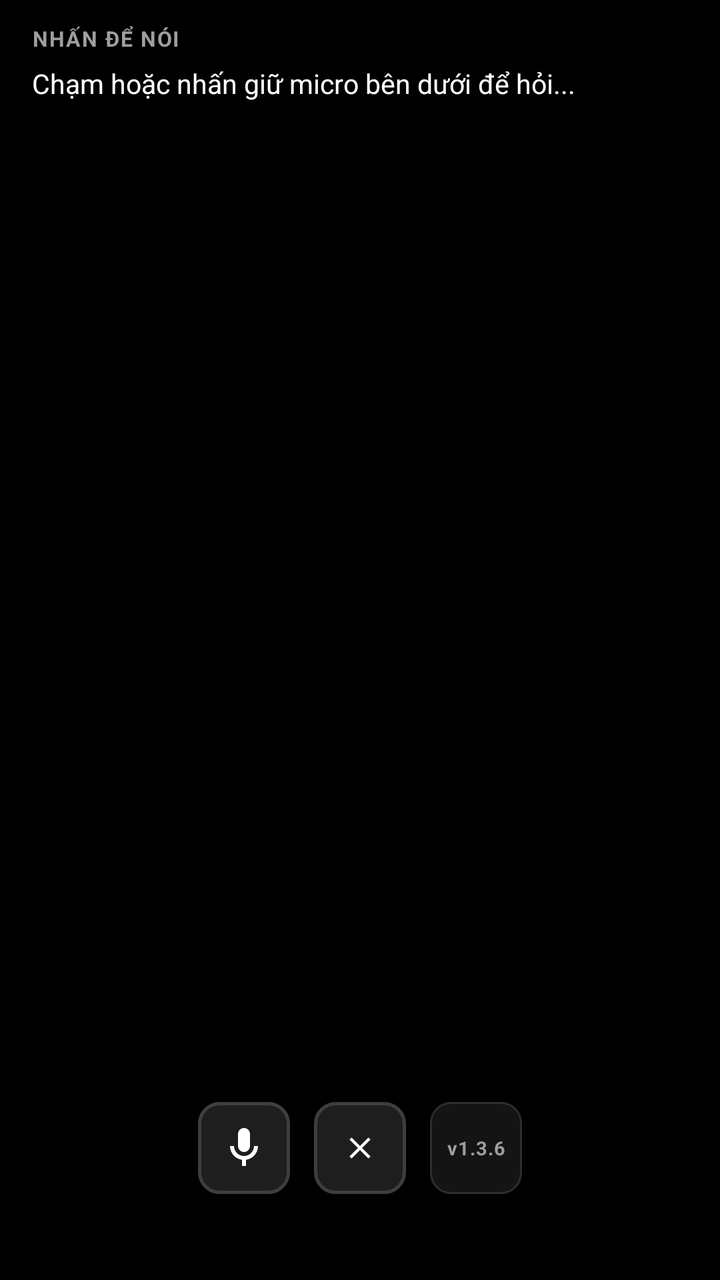
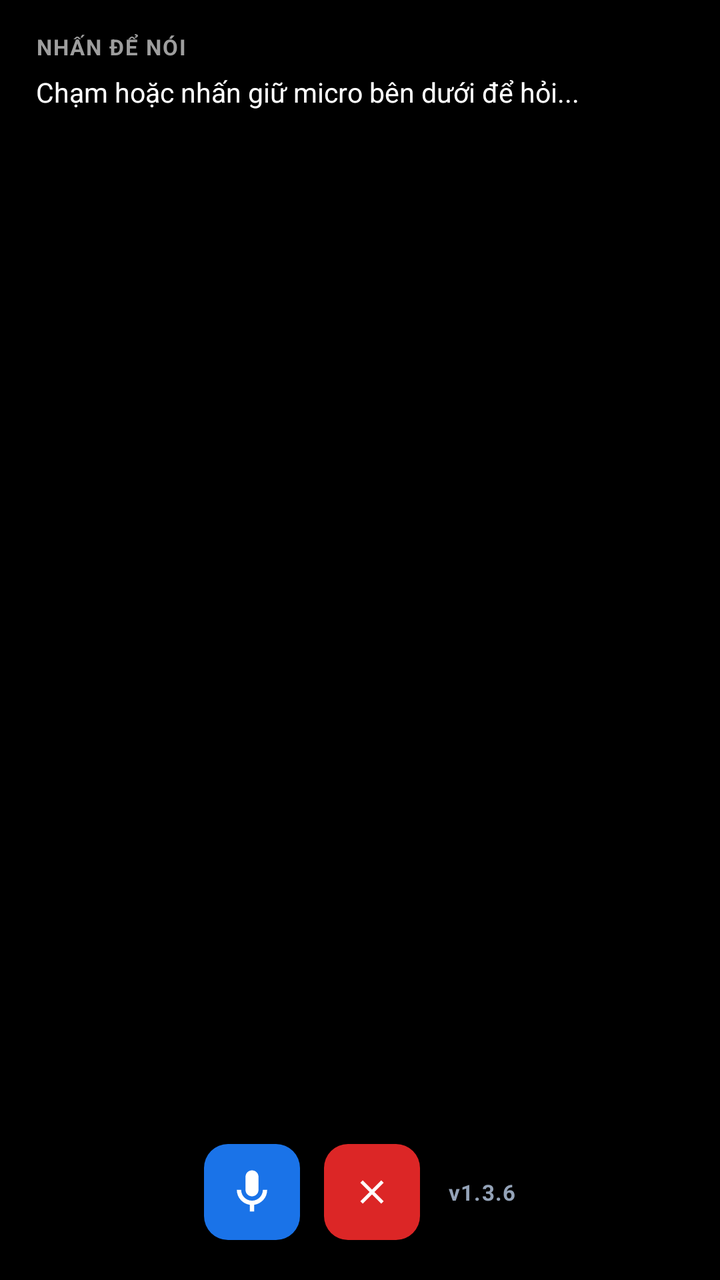

Before-and-after screenshots of an Android layout around one commit, followed by the original layout XML and the change that was made.
<!-- AndroidManifest.xml: application theme Theme.GeminiVoice -->
<!-- res/layout/activity_main.xml -->
<?xml version="1.0" encoding="utf-8"?>
<FrameLayout xmlns:android="http://schemas.android.com/apk/res/android"
    android:layout_width="match_parent"
    android:layout_height="match_parent"
    android:background="#000000">

    <LinearLayout
        android:id="@+id/layout_root"
        android:layout_width="match_parent"
        android:layout_height="match_parent"
        android:orientation="vertical"
        android:weightSum="100"
        android:background="#000000">

        
        <ScrollView
            android:id="@+id/scroll_result"
            android:layout_width="match_parent"
            android:layout_height="0dp"
            android:layout_weight="80"
            android:fillViewport="true"
            android:scrollbars="none"
            android:paddingLeft="16dp"
            android:paddingRight="16dp"
            android:paddingTop="12dp"
            android:paddingBottom="4dp">

            <LinearLayout
                android:layout_width="match_parent"
                android:layout_height="wrap_content"
                android:orientation="vertical">

                
                <TextView
                    android:id="@+id/tv_status"
                    android:layout_width="wrap_content"
                    android:layout_height="wrap_content"
                    android:text="NHẤN ĐỂ NÓI"
                    android:textColor="#9E9E9E"
                    android:textSize="10.5sp"
                    android:textStyle="bold"
                    android:letterSpacing="0.06"
                    android:layout_marginBottom="6dp" />

                
                <TextView
                    android:id="@+id/tv_result"
                    android:layout_width="match_parent"
                    android:layout_height="wrap_content"
                    android:text="Chạm hoặc nhấn giữ micro bên dưới để hỏi..."
                    android:textColor="#FFFFFF"
                    android:textSize="13.5sp"
                    android:lineSpacingExtra="3.5dp" />

            </LinearLayout>
        </ScrollView>

        
        <LinearLayout
            android:id="@+id/layout_bottom_bar"
            android:layout_width="match_parent"
            android:layout_height="0dp"
            android:layout_weight="20"
            android:orientation="horizontal"
            android:gravity="center"
            android:paddingLeft="10dp"
            android:paddingRight="10dp"
            android:paddingBottom="6dp"
            android:paddingTop="2dp">

            
            <FrameLayout
                android:id="@+id/btn_ptt_container"
                android:layout_width="46dp"
                android:layout_height="46dp"
                android:layout_marginEnd="12dp"
                android:background="@drawable/bg_watch_btn_square"
                android:clickable="true"
                android:focusable="true">

                <ImageView
                    android:id="@+id/iv_mic_icon"
                    android:layout_width="24dp"
                    android:layout_height="24dp"
                    android:layout_gravity="center"
                    android:src="@drawable/ic_mic" />
            </FrameLayout>

            
            <FrameLayout
                android:id="@+id/btn_cancel"
                android:layout_width="46dp"
                android:layout_height="46dp"
                android:layout_marginEnd="12dp"
                android:background="@drawable/bg_watch_btn_square"
                android:clickable="true"
                android:focusable="true">

                <ImageView
                    android:id="@+id/iv_cancel_icon"
                    android:layout_width="18dp"
                    android:layout_height="18dp"
                    android:layout_gravity="center"
                    android:src="@drawable/ic_cancel" />
            </FrameLayout>

            
            <FrameLayout
                android:id="@+id/layout_version_container"
                android:layout_width="46dp"
                android:layout_height="46dp"
                android:background="@drawable/bg_watch_btn_square_badge">

                <TextView
                    android:id="@+id/tv_app_version"
                    android:layout_width="match_parent"
                    android:layout_height="match_parent"
                    android:gravity="center"
                    android:text="v1.3.6"
                    android:textColor="#9E9E9E"
                    android:textSize="9.5sp"
                    android:textStyle="bold"
                    android:letterSpacing="0.04" />
            </FrameLayout>

        </LinearLayout>

    </LinearLayout>

    
    <View
        android:id="@+id/view_dim_overlay"
        android:layout_width="match_parent"
        android:layout_height="match_parent"
        android:background="#000000"
        android:alpha="0"
        android:visibility="gone"
        android:clickable="false" />

</FrameLayout>
<!-- resources referenced by this layout -->
<resources>
  <!-- drawable bg_watch_btn_square (drawable) -->
  <?xml version="1.0" encoding="utf-8"?>
  <ripple xmlns:android="http://schemas.android.com/apk/res/android"
      android:color="#33FFFFFF">
      <item>
          <shape android:shape="rectangle">
              <solid android:color="#1E1E1E" />
              <stroke
                  android:width="1.5dp"
                  android:color="#3E3E3E" />
              <corners android:radius="10dp" />
          </shape>
      </item>
  </ripple>
  <!-- drawable bg_watch_btn_square_badge (drawable) -->
  <?xml version="1.0" encoding="utf-8"?>
  <shape xmlns:android="http://schemas.android.com/apk/res/android"
      android:shape="rectangle">
      <solid android:color="#141414" />
      <stroke
          android:width="1dp"
          android:color="#2E2E2E" />
      <corners android:radius="10dp" />
  </shape>
  <!-- drawable ic_cancel (drawable) -->
  <vector xmlns:android="http://schemas.android.com/apk/res/android"
      android:width="24dp"
      android:height="24dp"
      android:viewportWidth="24"
      android:viewportHeight="24">
      <path
          android:fillColor="#FFFFFF"
          android:pathData="M19,6.41L17.59,5 12,10.59 6.41,5 5,6.41 10.59,12 5,17.59 6.41,19 12,13.41 17.59,19 19,17.59 13.41,12z" />
  </vector>
  <!-- drawable ic_mic (drawable) -->
  <vector xmlns:android="http://schemas.android.com/apk/res/android"
      android:width="28dp"
      android:height="28dp"
      android:viewportWidth="24"
      android:viewportHeight="24">
    <path
        android:fillColor="#FFFFFF"
        android:pathData="M12,14c1.66,0 3,-1.34 3,-3V5c0,-1.66 -1.34,-3 -3,-3S9,3.34 9,5v6c0,1.66 1.34,3 3,3z"/>
    <path
        android:fillColor="#FFFFFF"
        android:pathData="M17,11c0,2.76 -2.24,5 -5,5s-5,-2.24 -5,-5H5c0,3.53 2.61,6.43 6,6.92V21h2v-3.08c3.39,-0.49 6,-3.39 6,-6.92h-2z"/>
  </vector>
  <style name="Theme.GeminiVoice" parent="Theme.AppCompat.NoActionBar">
          <item name="android:windowBackground">@color/bg_dark</item>
          <item name="android:colorBackground">@color/bg_dark</item>
      </style>
  <color name="bg_dark">#08090C</color>
</resources>

<!-- the commit's change to res/layout/activity_main.xml (unified diff, before → after) -->
@@ -9,7 +9,6 @@
         android:layout_width="match_parent"
         android:layout_height="match_parent"
         android:orientation="vertical"
-        android:weightSum="100"
         android:background="#000000">
 
         
@@ -17,13 +16,13 @@
             android:id="@+id/scroll_result"
             android:layout_width="match_parent"
             android:layout_height="0dp"
-            android:layout_weight="80"
+            android:layout_weight="1"
             android:fillViewport="true"
             android:scrollbars="none"
-            android:paddingLeft="16dp"
-            android:paddingRight="16dp"
-            android:paddingTop="12dp"
-            android:paddingBottom="4dp">
+            android:paddingLeft="18dp"
+            android:paddingRight="18dp"
+            android:paddingTop="16dp"
+            android:paddingBottom="6dp">
 
             <LinearLayout
                 android:layout_width="match_parent"
@@ -37,7 +36,7 @@
                     android:layout_height="wrap_content"
                     android:text="NHẤN ĐỂ NÓI"
                     android:textColor="#9E9E9E"
-                    android:textSize="10.5sp"
+                    android:textSize="11sp"
                     android:textStyle="bold"
                     android:letterSpacing="0.06"
                     android:layout_marginBottom="6dp" />
@@ -56,32 +55,33 @@
         </ScrollView>
 
         
+        
         <LinearLayout
             android:id="@+id/layout_bottom_bar"
             android:layout_width="match_parent"
-            android:layout_height="0dp"
-            android:layout_weight="20"
+            android:layout_height="wrap_content"
             android:orientation="horizontal"
             android:gravity="center"
-            android:paddingLeft="10dp"
-            android:paddingRight="10dp"
-            android:paddingBottom="6dp"
-            android:paddingTop="2dp">
+            android:paddingLeft="16dp"
+            android:paddingRight="16dp"
+            android:paddingTop="4dp"
+            android:paddingBottom="4dp"
+            android:layout_marginBottom="16dp">
 
             
             <FrameLayout
                 android:id="@+id/btn_ptt_container"
-                android:layout_width="46dp"
-                android:layout_height="46dp"
+                android:layout_width="48dp"
+                android:layout_height="48dp"
                 android:layout_marginEnd="12dp"
-                android:background="@drawable/bg_watch_btn_square"
+                android:background="@drawable/bg_watch_btn_mic_idle"
                 android:clickable="true"
                 android:focusable="true">
 
                 <ImageView
                     android:id="@+id/iv_mic_icon"
-                    android:layout_width="24dp"
-                    android:layout_height="24dp"
+                    android:layout_width="26dp"
+                    android:layout_height="26dp"
                     android:layout_gravity="center"
                     android:src="@drawable/ic_mic" />
             </FrameLayout>
@@ -89,39 +89,31 @@
             
             <FrameLayout
                 android:id="@+id/btn_cancel"
-                android:layout_width="46dp"
-                android:layout_height="46dp"
-                android:layout_marginEnd="12dp"
-                android:background="@drawable/bg_watch_btn_square"
+                android:layout_width="48dp"
+                android:layout_height="48dp"
+                android:layout_marginEnd="14dp"
+                android:background="@drawable/bg_watch_btn_cancel_red"
                 android:clickable="true"
                 android:focusable="true">
 
                 <ImageView
                     android:id="@+id/iv_cancel_icon"
-                    android:layout_width="18dp"
-                    android:layout_height="18dp"
+                    android:layout_width="20dp"
+                    android:layout_height="20dp"
                     android:layout_gravity="center"
                     android:src="@drawable/ic_cancel" />
             </FrameLayout>
 
             
-            <FrameLayout
-                android:id="@+id/layout_version_container"
-                android:layout_width="46dp"
-                android:layout_height="46dp"
-                android:background="@drawable/bg_watch_btn_square_badge">
-
-                <TextView
-                    android:id="@+id/tv_app_version"
-                    android:layout_width="match_parent"
-                    android:layout_height="match_parent"
-                    android:gravity="center"
-                    android:text="v1.3.6"
-                    android:textColor="#9E9E9E"
-                    android:textSize="9.5sp"
-                    android:textStyle="bold"
-                    android:letterSpacing="0.04" />
-            </FrameLayout>
+            <TextView
+                android:id="@+id/tv_app_version"
+                android:layout_width="wrap_content"
+                android:layout_height="wrap_content"
+                android:text="v1.3.6"
+                android:textColor="#94A3B8"
+                android:textSize="11sp"
+                android:textStyle="bold"
+                android:letterSpacing="0.04" />
 
         </LinearLayout>
 
<!-- resource entries referenced after the edit -->
@@ -1,29 +1,27 @@
 <!-- resources referenced by this layout -->
 <resources>
-  <!-- drawable bg_watch_btn_square (drawable) -->
+  <!-- drawable bg_watch_btn_cancel_red (drawable) -->
   <?xml version="1.0" encoding="utf-8"?>
   <ripple xmlns:android="http://schemas.android.com/apk/res/android"
       android:color="#33FFFFFF">
       <item>
           <shape android:shape="rectangle">
-              <solid android:color="#1E1E1E" />
-              <stroke
-                  android:width="1.5dp"
-                  android:color="#3E3E3E" />
-              <corners android:radius="10dp" />
+              <solid android:color="#DC2626" />
+              <corners android:radius="12dp" />
           </shape>
       </item>
   </ripple>
-  <!-- drawable bg_watch_btn_square_badge (drawable) -->
+  <!-- drawable bg_watch_btn_mic_idle (drawable) -->
   <?xml version="1.0" encoding="utf-8"?>
-  <shape xmlns:android="http://schemas.android.com/apk/res/android"
-      android:shape="rectangle">
-      <solid android:color="#141414" />
-      <stroke
-          android:width="1dp"
-          android:color="#2E2E2E" />
-      <corners android:radius="10dp" />
-  </shape>
+  <ripple xmlns:android="http://schemas.android.com/apk/res/android"
+      android:color="#33FFFFFF">
+      <item>
+          <shape android:shape="rectangle">
+              <solid android:color="#1A73E8" />
+              <corners android:radius="12dp" />
+          </shape>
+      </item>
+  </ripple>
   <!-- drawable ic_cancel (drawable) -->
   <vector xmlns:android="http://schemas.android.com/apk/res/android"
       android:width="24dp"
